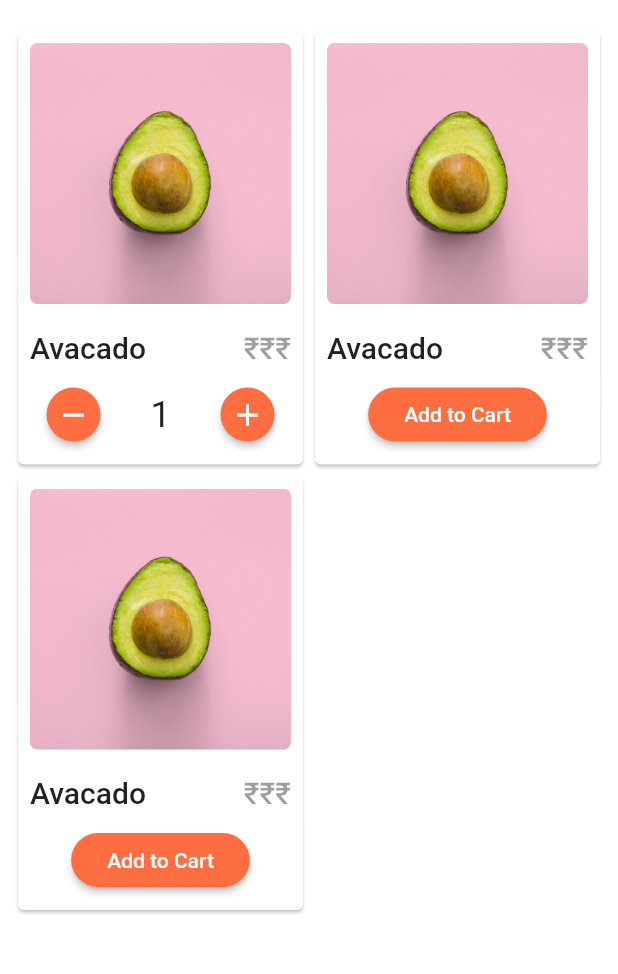
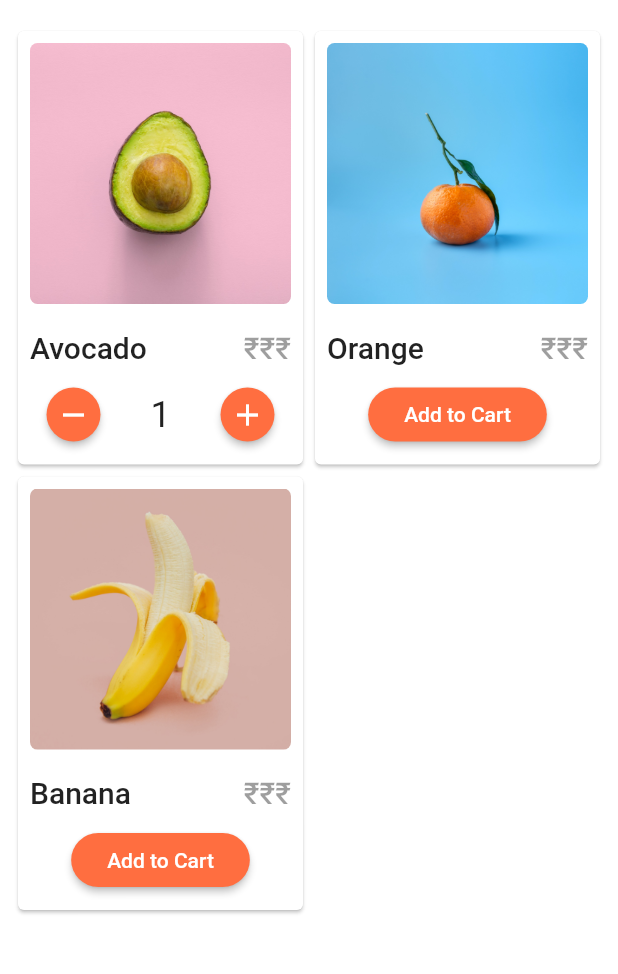
Before and after one commit to SirusCodes/Online-Grocery, a Flutter app: the screen it shows after launch, after a tap on "Add to Cart", on a phone screen of 412 x 824 dp, the part 59-1033 px from its top. Run offline on Flutter 3.47's test engine with Material 2 defaults, Android fonts, the light colour scheme and no system bars; our stand-ins replace shared_preferences.

Commit message:
product details page added

```diff
--- a/lib/provider/theme_provider.dart
+++ b/lib/provider/theme_provider.dart
@@ -24,7 +24,10 @@ final darkTheme = ThemeData(
   scaffoldBackgroundColor: const Color(0xFF1E1E1E),
   accentIconTheme: IconThemeData(color: Colors.black),
   dividerColor: Colors.white60,
-  textTheme: TextTheme(headline6: TextStyle(color: Colors.white60)),
+  textTheme: TextTheme(
+    headline6: TextStyle(color: Colors.white60),
+    headline4: TextStyle(color: Colors.white),
+  ),
   appBarTheme: AppBarTheme(elevation: 0.0, color: const Color(0xFF1E1E1E)),
 );
 
@@ -34,8 +37,11 @@ final lightTheme = ThemeData(
   accentColor: Colors.black,
   accentIconTheme: IconThemeData(color: Colors.white),
   scaffoldBackgroundColor: Colors.white,
-  dividerColor: Colors.white54,
-  textTheme: TextTheme(headline6: TextStyle(color: Colors.black38)),
+  dividerColor: Colors.black26,
+  textTheme: TextTheme(
+    headline6: TextStyle(color: Colors.black38),
+    headline4: TextStyle(color: Colors.black),
+  ),
   appBarTheme: AppBarTheme(elevation: 0.0, color: Colors.white),
   buttonTheme: ButtonThemeData(
     textTheme: ButtonTextTheme.primary,
--- a/lib/screens/main_screen.dart
+++ b/lib/screens/main_screen.dart
@@ -49,9 +49,18 @@ class MainScreen extends StatelessWidget {
           crossAxisCount: 2,
           childAspectRatio: 6 / 9,
           children: <Widget>[
-            Product(),
-            Product(),
-            Product(),
+            Product(
+              imageAsset: "assets/images/avocado.jpg",
+              title: "Avocado",
+            ),
+            Product(
+              imageAsset: "assets/images/orange.jpg",
+              title: "Orange",
+            ),
+            Product(
+              imageAsset: "assets/images/banana.jpg",
+              title: "Banana",
+            ),
           ],
         ),
       ),
--- a/lib/widgets/product.dart
+++ b/lib/widgets/product.dart
@@ -1,20 +1,54 @@
 import 'package:flutter/material.dart';
+import 'package:online_grocery/screens/product_details.dart';
 import 'package:online_grocery/widgets/add_to_cart_button.dart';
 
-class Product extends StatelessWidget {
-  const Product({Key key}) : super(key: key);
+class Product extends StatefulWidget {
+  const Product({Key key, @required this.imageAsset, @required this.title})
+      : super(key: key);
+  final String imageAsset, title;
+  @override
+  _ProductState createState() => _ProductState();
+}
+
+class _ProductState extends State<Product> {
+  Image image;
+
+  @override
+  void initState() {
+    super.initState();
+    image = Image.asset(widget.imageAsset);
+  }
+
+  @override
+  void didChangeDependencies() {
+    super.didChangeDependencies();
+    precacheImage(image.image, context);
+  }
 
   @override
   Widget build(BuildContext context) {
-    return Container(
+    return InkWell(
+      onTap: () => Navigator.push(
+        context,
+        MaterialPageRoute(
+          builder: (_) => ProductDetails(
+            image: image,
+            title: widget.title,
+          ),
+        ),
+      ),
       child: Card(
         child: Column(
           children: <Widget>[
             Padding(
               padding: const EdgeInsets.all(8.0),
-              child: ClipRRect(
+              child: Hero(
+                tag: widget.title,
+                child: ClipRRect(
                   borderRadius: BorderRadius.circular(5),
-                  child: Image.asset("assets/images/avacado.jpg")),
+                  child: image,
+                ),
+              ),
             ),
             Expanded(
               child: Padding(
@@ -22,8 +56,10 @@ class Product extends StatelessWidget {
                 child: Column(
                   mainAxisAlignment: MainAxisAlignment.spaceEvenly,
                   children: <Widget>[
-                    buildTitle(context, "Avacado"),
-                    AddToCardButton(),
+                    buildTitle(context, widget.title),
+                    AddToCardButton(
+                      key: Key(widget.title),
+                    ),
                   ],
                 ),
               ),
```
Also changed, not shown: lib/screens/product_details.dart (added, +59 -0 lines), assets/images/avocado.jpg (renamed from assets/images/avacado.jpg).
